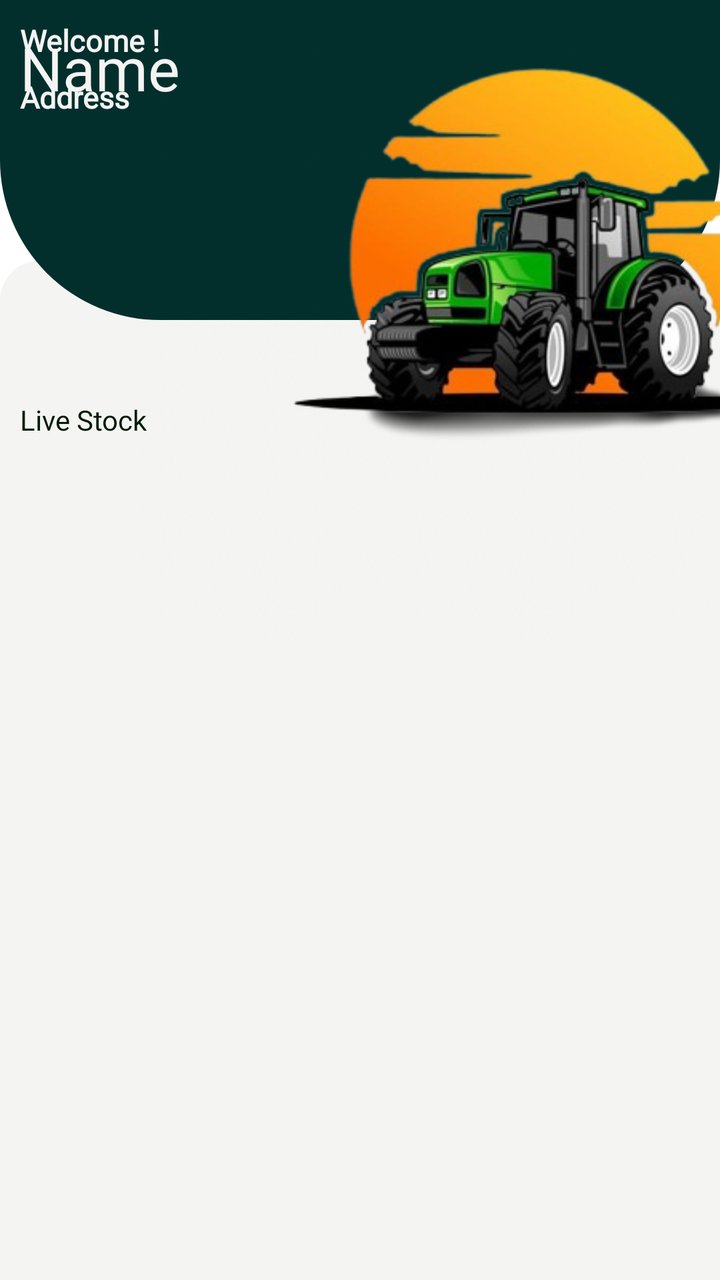
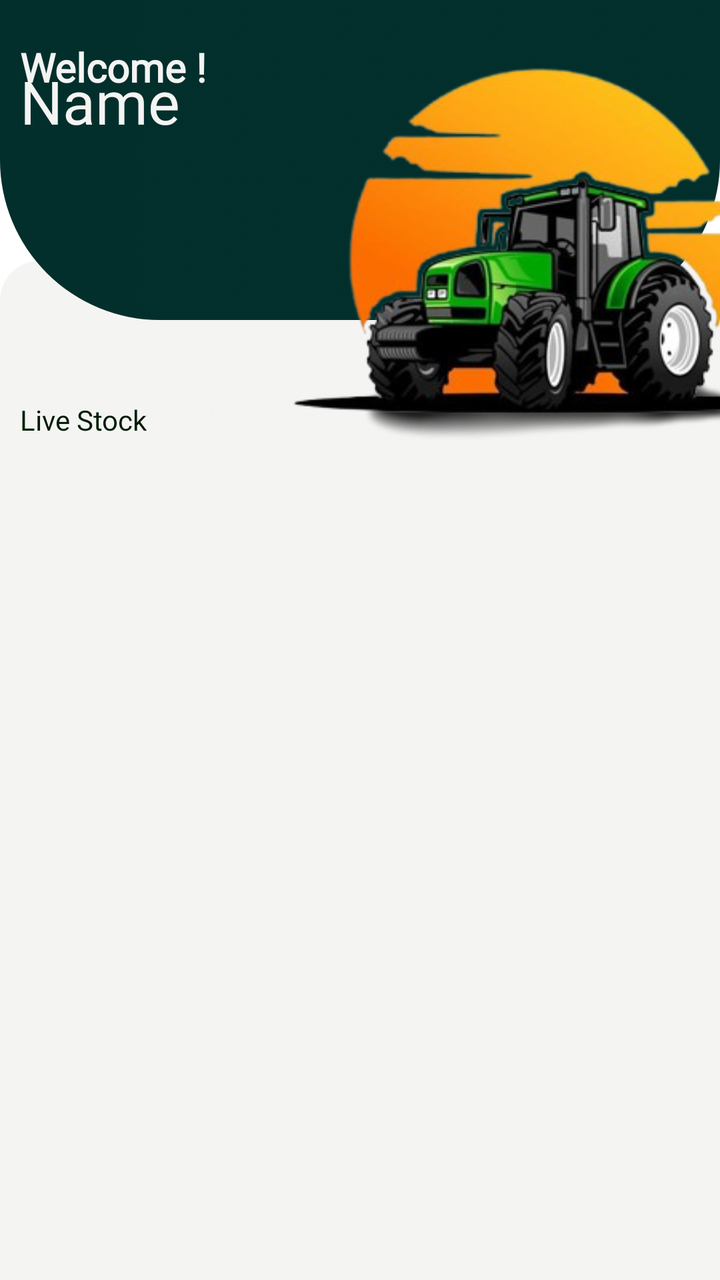

Before-and-after screenshots of an Android layout around one commit, followed by the original layout XML and the change that was made.
<!-- AndroidManifest.xml: application theme Theme.AgroGo -->
<!-- res/layout/fragment_home.xml -->
<?xml version="1.0" encoding="utf-8"?>
<layout xmlns:android="http://schemas.android.com/apk/res/android"
    xmlns:tools="http://schemas.android.com/tools"
    xmlns:app="http://schemas.android.com/apk/res-auto">
<FrameLayout
    android:layout_width="match_parent"
    android:layout_height="match_parent"
    tools:context="Farmer.HomeFragment">
    <androidx.constraintlayout.widget.ConstraintLayout
        android:id="@+id/backla"
        android:layout_width="match_parent"
        android:layout_height="match_parent">
    <RelativeLayout
        android:layout_width="match_parent"
        android:layout_height="700dp"
        android:layout_marginTop="-30dp"
        app:layout_constraintTop_toBottomOf="@id/topview"
        app:layout_constraintLeft_toLeftOf="@id/backla"
        app:layout_constraintRight_toRightOf="@id/backla"
        android:background="@drawable/farmerlayout">
        <TextView
            android:id="@+id/livestocktag"
            android:layout_marginTop="70dp"
            android:layout_width="wrap_content"
            android:layout_height="wrap_content"
            android:textColor="@color/green_500"
            android:layout_marginLeft="10dp"
            android:text="Live Stock"
            android:fontFamily="@font/bungee"/>
        <androidx.recyclerview.widget.RecyclerView
            android:id="@+id/LivestockHandler"
            android:layout_width="380dp"
            android:layout_height="match_parent"
            android:layout_below="@+id/livestocktag"
            android:layout_marginTop="5dp"
            android:layout_marginLeft="10dp"/>

    </RelativeLayout>
        <LinearLayout
            android:id="@+id/topview"
            android:layout_width="match_parent"
            android:layout_height="160dp"
            android:background="@drawable/namelayout"
            app:layout_constraintTop_toTopOf="@id/backla"
            app:layout_constraintLeft_toLeftOf="@id/backla"
            app:layout_constraintRight_toRightOf="@id/backla"
            android:orientation="vertical">
            <TextView
                android:layout_width="wrap_content"
                android:layout_height="wrap_content"
                android:textColor="#F4F4F3"
                android:text="Welcome !"
                android:textStyle="bold"
                android:fontFamily="@font/antic"
                android:textSize="15sp"
                android:layout_marginLeft="10dp"
                android:layout_marginTop="10dp"/>
            <TextView
                android:id="@+id/name"
                android:layout_width="wrap_content"
                android:layout_height="wrap_content"
                android:text="Name"
                android:textSize="30sp"
                android:layout_marginTop="-17dp"
                android:layout_marginLeft="10dp"
                android:fontFamily="@font/bungee"
                android:textColor="#F4F4F3"/>
            <TextView
                android:id="@+id/address"
                android:layout_width="wrap_content"
                android:layout_height="wrap_content"
                android:text="Address"
                android:textSize="15sp"
                android:textColor="#F4F4F3"
                android:fontFamily="@font/antic"
                android:textStyle="bold"
                android:layout_marginTop="-16dp"
                android:layout_marginLeft="10dp" />
        </LinearLayout>
        <ImageView
            android:layout_width="400dp"
            android:layout_height="400dp"
            android:src="@drawable/vl"
            android:layout_marginLeft="180dp"
            android:layout_marginTop="-80dp"
            app:layout_constraintRight_toRightOf="@id/backla"
            app:layout_constraintTop_toTopOf="@id/backla"
            app:layout_constraintLeft_toLeftOf="@id/backla"/>

    </androidx.constraintlayout.widget.ConstraintLayout>

</FrameLayout>
</layout>
<!-- resources referenced by this layout -->
<resources>
  <color name="green_500">#011B01</color>
  <!-- drawable farmerlayout (drawable) -->
  <?xml version="1.0" encoding="utf-8"?>
  <shape xmlns:android="http://schemas.android.com/apk/res/android">
      <corners android:topLeftRadius="20dp"
          android:topRightRadius="20dp"/>
      <solid
          android:color="#F4F4F3"/>
  </shape>
  <!-- drawable namelayout (drawable) -->
  <?xml version="1.0" encoding="utf-8"?>
  <shape xmlns:android="http://schemas.android.com/apk/res/android">
  <corners android:bottomLeftRadius="80dp"
      android:bottomRightRadius="80dp"/>
      <solid android:color="@color/blue_500"/>
  </shape>
  <!-- drawable vl: png bitmap (drawable, 154055 bytes) -->
  <style name="Theme.AgroGo" parent="Theme.MaterialComponents.DayNight.NoActionBar">
          
          <item name="colorPrimary">@color/blue_500</item>
          <item name="colorPrimaryVariant">@color/blue_700</item>
          <item name="colorOnPrimary">@color/white</item>
          <item name="colorSecondary">@color/green_500</item>
          <item name="colorOnSecondary">@color/white</item>
          <item name="android:windowContentTransitions">true</item>
  
  
      </style>
  <color name="blue_500">#022F2C</color>
  <color name="blue_700">#012302</color>
  <color name="white">#FFFFFF</color>
</resources>

<!-- the commit's change to res/layout/fragment_home.xml (unified diff, before → after) -->
@@ -29,11 +29,12 @@
             android:fontFamily="@font/bungee"/>
         <androidx.recyclerview.widget.RecyclerView
             android:id="@+id/LivestockHandler"
-            android:layout_width="380dp"
+            android:layout_width="400dp"
             android:layout_height="match_parent"
             android:layout_below="@+id/livestocktag"
             android:layout_marginTop="5dp"
-            android:layout_marginLeft="10dp"/>
+            tools:listitem="@layout/farmer_product"
+            android:layout_marginLeft="5dp"/>
 
     </RelativeLayout>
         <LinearLayout
@@ -52,9 +53,9 @@
                 android:text="Welcome !"
                 android:textStyle="bold"
                 android:fontFamily="@font/antic"
-                android:textSize="15sp"
+                android:textSize="20sp"
                 android:layout_marginLeft="10dp"
-                android:layout_marginTop="10dp"/>
+                android:layout_marginTop="20dp"/>
             <TextView
                 android:id="@+id/name"
                 android:layout_width="wrap_content"
@@ -65,17 +66,6 @@
                 android:layout_marginLeft="10dp"
                 android:fontFamily="@font/bungee"
                 android:textColor="#F4F4F3"/>
-            <TextView
-                android:id="@+id/address"
-                android:layout_width="wrap_content"
-                android:layout_height="wrap_content"
-                android:text="Address"
-                android:textSize="15sp"
-                android:textColor="#F4F4F3"
-                android:fontFamily="@font/antic"
-                android:textStyle="bold"
-                android:layout_marginTop="-16dp"
-                android:layout_marginLeft="10dp" />
         </LinearLayout>
         <ImageView
             android:layout_width="400dp"
@@ -91,3 +81,171 @@
 
 </FrameLayout>
 </layout>
+<!-- res/layout/farmer_product.xml (included above) -->
+<?xml version="1.0" encoding="utf-8"?>
+<androidx.cardview.widget.CardView xmlns:android="http://schemas.android.com/apk/res/android"
+    xmlns:app="http://schemas.android.com/apk/res-auto"
+    android:layout_width="match_parent"
+    android:layout_height="wrap_content"
+    android:layout_margin="10dp"
+    android:padding="10dp"
+    app:cardCornerRadius="14dp"
+    app:cardElevation="8dp"
+    app:cardBackgroundColor="@color/brown_50">
+
+    <LinearLayout
+        android:layout_width="match_parent"
+        android:layout_height="wrap_content"
+        android:orientation="vertical">
+
+        
+        <RelativeLayout
+            android:id="@+id/prod_details"
+            android:layout_width="match_parent"
+            android:layout_height="wrap_content"
+            android:padding="8dp">
+
+            
+            <ImageView
+                android:id="@+id/prod_image"
+                android:layout_width="110dp"
+                android:layout_height="110dp"
+                android:src="@drawable/vl"
+                android:scaleType="centerCrop"
+                android:background="@color/white"
+                android:elevation="3dp" />
+
+            
+            <TextView
+                android:id="@+id/prod_name"
+                android:layout_width="wrap_content"
+                android:layout_height="wrap_content"
+                android:text="Apple"
+                android:textColor="@color/brown_900"
+                android:textSize="20sp"
+                android:fontFamily="@font/bungee"
+                android:layout_toRightOf="@id/prod_image"
+                android:layout_marginStart="12dp"
+                android:layout_alignParentTop="true" />
+
+            
+            <RatingBar
+                android:id="@+id/prod_rate"
+                style="@style/Widget.AppCompat.RatingBar.Small"
+                android:layout_width="wrap_content"
+                android:layout_height="wrap_content"
+                android:layout_below="@id/prod_name"
+                android:layout_toRightOf="@id/prod_image"
+                android:layout_marginStart="12dp"
+                android:layout_marginTop="2dp"
+                android:rating="4.5" />
+
+            
+            <TextView
+                android:id="@+id/prod_desc"
+                android:layout_width="wrap_content"
+                android:layout_height="wrap_content"
+                android:layout_below="@id/prod_rate"
+                android:layout_toRightOf="@id/prod_image"
+                android:layout_marginStart="12dp"
+                android:layout_marginTop="4dp"
+                android:text="Packed with fiber and antioxidants, apples support heart and gut health"
+                android:textColor="@color/black"
+                android:textSize="13sp"
+                android:fontFamily="@font/antic"
+                android:lineSpacingExtra="2dp"
+                android:textStyle="bold" />
+        </RelativeLayout>
+
+        
+        <LinearLayout
+            android:layout_width="match_parent"
+            android:layout_height="wrap_content"
+            android:orientation="horizontal"
+            android:layout_marginTop="4dp"
+            android:layout_marginLeft="125dp"
+            android:paddingHorizontal="8dp">
+
+            <LinearLayout
+                android:layout_width="wrap_content"
+                android:layout_height="wrap_content"
+                android:orientation="vertical">
+
+                <TextView
+                    android:id="@+id/prod_price"
+                    android:layout_width="wrap_content"
+                    android:layout_height="wrap_content"
+                    android:text="Price Per kg :"
+                    android:textColor="@color/black"
+                    android:textStyle="bold"
+                    android:textSize="15sp" />
+
+                <TextView
+                    android:id="@+id/price"
+                    android:layout_width="wrap_content"
+                    android:layout_height="wrap_content"
+                    android:text="₹120"
+                    android:textColor="@color/brown_900"
+                    android:textSize="14sp" />
+            </LinearLayout>
+
+            <LinearLayout
+                android:layout_width="wrap_content"
+                android:layout_height="wrap_content"
+                android:orientation="vertical">
+
+                <TextView
+                    android:id="@+id/product_quantity"
+                    android:layout_width="wrap_content"
+                    android:layout_height="wrap_content"
+                    android:text="Quantity :"
+                    android:textStyle="bold"
+                    android:textColor="@color/black"
+                    android:textSize="15sp" />
+
+                <TextView
+                    android:id="@+id/quantity"
+                    android:layout_width="wrap_content"
+                    android:layout_height="wrap_content"
+                    android:text="2 kg"
+                    android:textColor="@color/brown_900"
+                    android:textSize="14sp"
+                     />
+            </LinearLayout>
+        </LinearLayout>
+
+        
+        <LinearLayout
+            android:layout_width="match_parent"
+            android:layout_height="wrap_content"
+            android:orientation="horizontal"
+            android:layout_marginTop="10dp">
+
+            <Button
+                android:id="@+id/update"
+                android:layout_width="0dp"
+                android:layout_height="48dp"
+                android:layout_weight="1"
+                android:text="Update"
+                android:textColor="@android:color/white"
+                android:backgroundTint="@color/green_700"
+                android:elevation="6dp"
+                android:textStyle="bold"
+                android:layout_marginEnd="8dp" />
+
+            <Button
+                android:id="@+id/delete"
+                android:layout_width="0dp"
+                android:layout_height="48dp"
+                android:layout_weight="1"
+                android:text="Delete"
+                android:textColor="@android:color/white"
+                android:backgroundTint="@color/brown_700"
+                android:elevation="6dp"
+                android:textStyle="bold"
+                android:layout_marginStart="8dp" />
+        </LinearLayout>
+
+    </LinearLayout>
+
+</androidx.cardview.widget.CardView>
<!-- resource entries referenced after the edit -->
@@ -1,6 +1,11 @@
 <!-- resources referenced by this layout -->
 <resources>
+  <color name="black">#FF000000</color>
+  <color name="brown_50">#EFEBE9</color>
+  <color name="brown_700">#5D4037</color>
+  <color name="brown_900">#4E342E</color>
   <color name="green_500">#011B01</color>
+  <color name="green_700">#388E3C</color>
   <!-- drawable farmerlayout (drawable) -->
   <?xml version="1.0" encoding="utf-8"?>
   <shape xmlns:android="http://schemas.android.com/apk/res/android">
